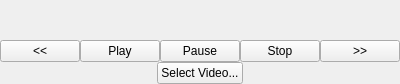
Before: the Qt Designer form videowidget.ui in keithmendozasr/gt_multi_vid, drawn with Qt 5.
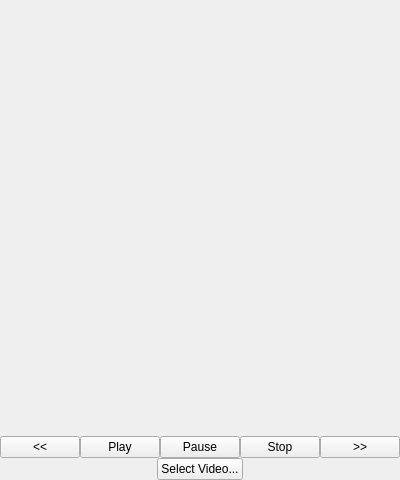
After: the same form once the commit is applied.

Commit message: Cleaned up some code. Added button to be able to reset number of videos shown.

```diff
--- a/videowidget.ui
+++ b/videowidget.ui
@@ -6,8 +6,8 @@
    <rect>
     <x>0</x>
     <y>0</y>
-    <width>395</width>
-    <height>84</height>
+    <width>371</width>
+    <height>480</height>
    </rect>
   </property>
   <property name="sizePolicy">
```
The commit also changes 5 other files.
